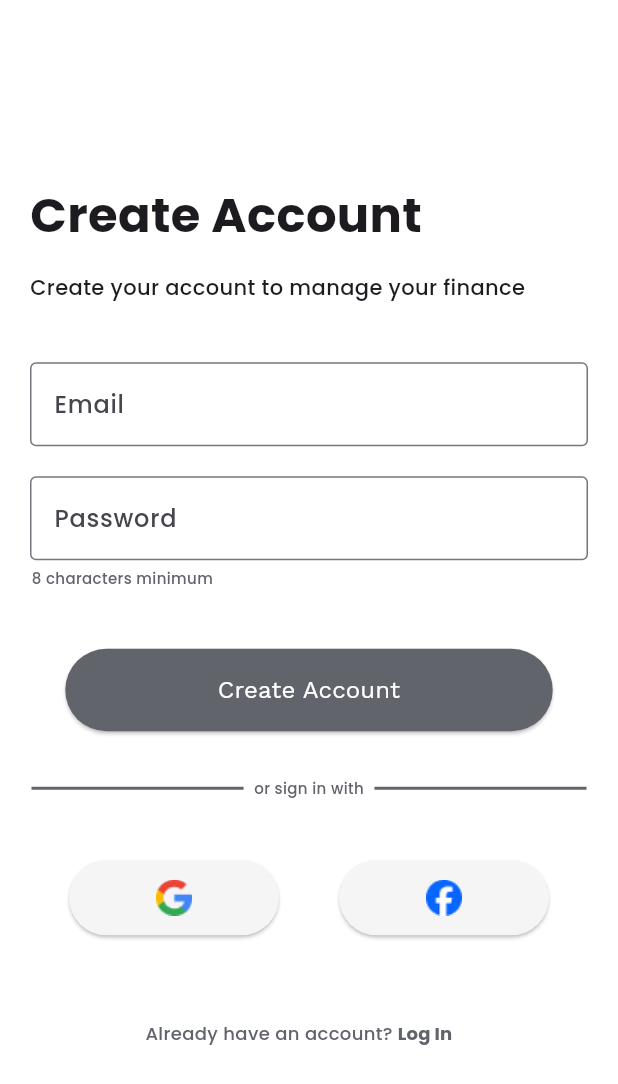
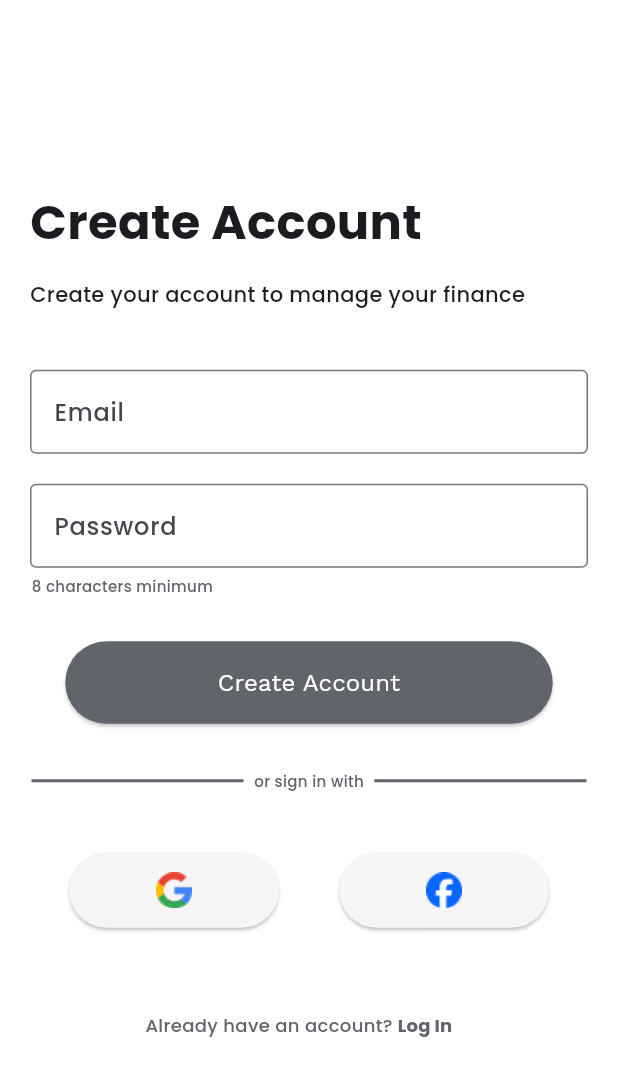
Before and after one commit to YourMoneyMyMoney/ymmm_ui, a Flutter app: the SignPage screen opened directly, on a phone screen of 412 x 824 dp. Shown: the top 1084 px of the screen. Run offline on Flutter 3.47's test engine with Material 3 defaults, Android fonts, the light colour scheme and no system bars; our stand-ins replace firebase_auth, firebase_core, logger; accounts and stored records are empty.

Commit message:
decrease margin between from and submit button

```diff
--- a/lib/User/SignPage.dart
+++ b/lib/User/SignPage.dart
@@ -81,7 +81,7 @@ class _SignPageState extends  State<SignPage> {
             ),
             Container(
               alignment: Alignment.centerLeft,
-              margin: const EdgeInsets.only(left:21, bottom: 40),
+              margin: const EdgeInsets.only(left:21, bottom: 30),
               child: const Text('8 characters minimum',
                                 style: TextStyle(
                                   fontSize:10, color: Color.fromARGB(255, 97, 100, 107),
```
